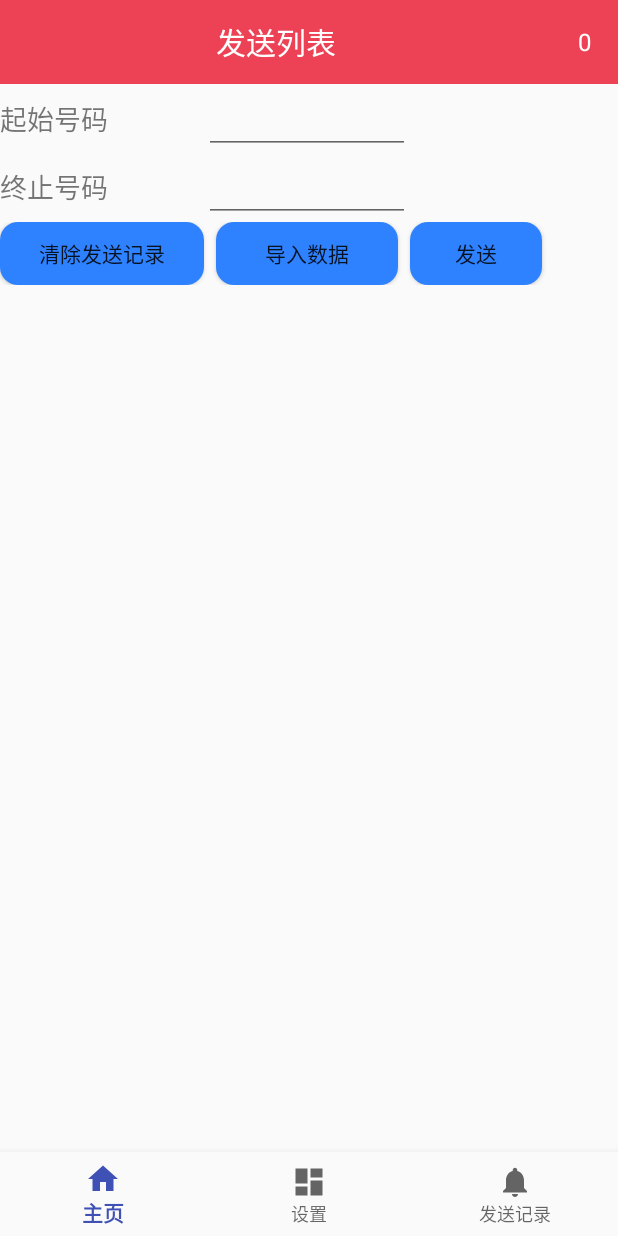
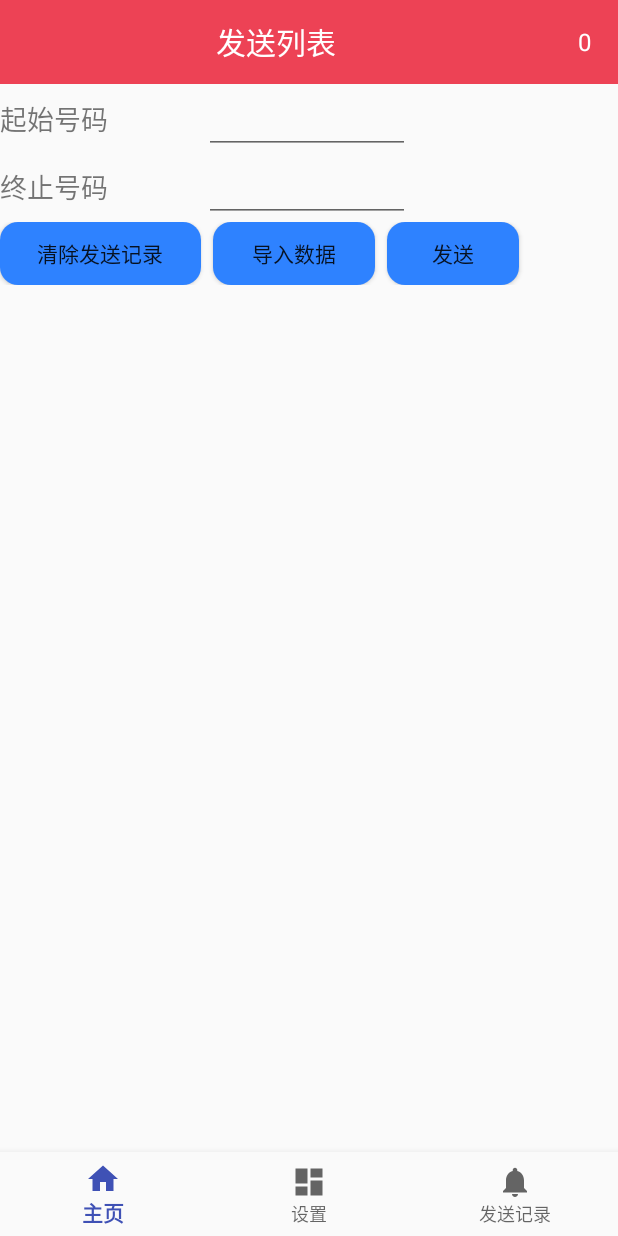
Before and after one commit to cxs1920294731/androidView, an Android app: the screen it shows after launch (MainActivity), on a phone screen of 412 x 824 dp. Run offline under Robolectric (Android 15) with nearby library versions, the phone set to English and light mode, and no system bars.

Commit message:
修改一些更新记录的bug

```diff
--- a/app/src/main/java/com/example/hakim/anview/MainActivity.java
+++ b/app/src/main/java/com/example/hakim/anview/MainActivity.java
@@ -407,10 +407,10 @@ public class MainActivity extends AppCompatActivity {
             @Override
             public void onClick(View view) {
                 db.execSQL("delete  from send_sms_table");
+                displaySend();
             }
         });
         lastView=(TextView) findViewById(R.id.lastTimeIn);
-
         sendSms.setOnClickListener(new View.OnClickListener() {
             @Override
             public void onClick(View view) {
--- a/app/src/main/java/com/example/hakim/anview/MyData.java
+++ b/app/src/main/java/com/example/hakim/anview/MyData.java
@@ -16,7 +16,7 @@ public class MyData extends SQLiteOpenHelper {
         sqLiteDatabase.execSQL("create table save_monbile_table (id INTEGER PRIMARY KEY AUTOINCREMENT,monbile varchar(225),name varchar(255))");
         sqLiteDatabase.execSQL("create table send_sms_table (num varchar(225),is_send integer,name varchar(225),numID integer)");
         sqLiteDatabase.execSQL("create table save_text_table (id integer,content varchar(225))");
-        sqLiteDatabase.execSQL("create table send_result_table (id integer,num varchar(225),res varchar(255),name varchar(255),sendTime varchar(255))");
+        sqLiteDatabase.execSQL("create table send_result_table (id integer,num varchar(225),res varchar(255),name varchar(255),sendTime varchar(255),resID INTEGER PRIMARY KEY AUTOINCREMENT)");
     }
     @Override
     public void onUpgrade(SQLiteDatabase sqLiteDatabase, int i, int i1) {
--- a/app/src/main/res/layout/home_view.xml
+++ b/app/src/main/res/layout/home_view.xml
@@ -20,9 +20,10 @@
         app:layout_constraintHorizontal_bias="0.0"
         app:layout_constraintStart_toStartOf="parent"
         app:layout_constraintTop_toTopOf="@+id/relativeLayout">
+
         <TableLayout
             android:layout_width="match_parent"
-            android:layout_height="145dp">
+            android:layout_height="wrap_content">
 
             <TableRow
                 android:layout_width="match_parent"
@@ -38,8 +39,8 @@
                 <EditText
                     android:id="@+id/StartNum"
                     android:layout_width="131dp"
+                    android:layout_height="wrap_content"
                     android:gravity="top"
-                    android:layout_height="wrap_content"
                     android:lines="1" />
             </TableRow>
 
@@ -61,9 +62,12 @@
                     android:lines="1" />
             </TableRow>
 
-            <TableRow
+        </TableLayout>
+
+        <LinearLayout
             android:layout_width="match_parent"
-                android:layout_height="match_parent">
+            android:layout_height="wrap_content"
+            android:orientation="horizontal">
 
             <Button
                 android:id="@+id/clearSend"
@@ -87,8 +91,8 @@
                 android:layout_height="42dp"
                 android:background="@drawable/button"
                 android:text="发送" />
-            </TableRow>
-        </TableLayout>
+        </LinearLayout>
+
         <ListView
             android:id="@+id/listSend"
             android:layout_width="match_parent"
```
Also changed, not shown: app/src/main/java/com/example/hakim/anview/sendSMS.java (+18 -4 lines), 3 other files. Lines whose indentation alone changed are shown as unchanged.
